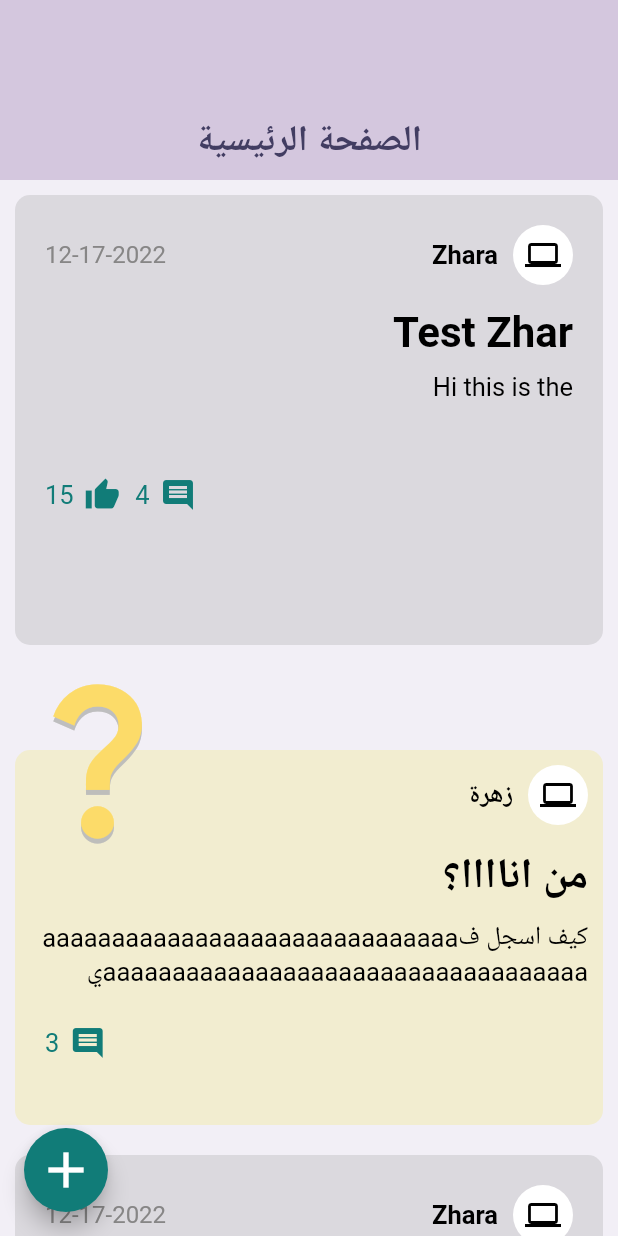
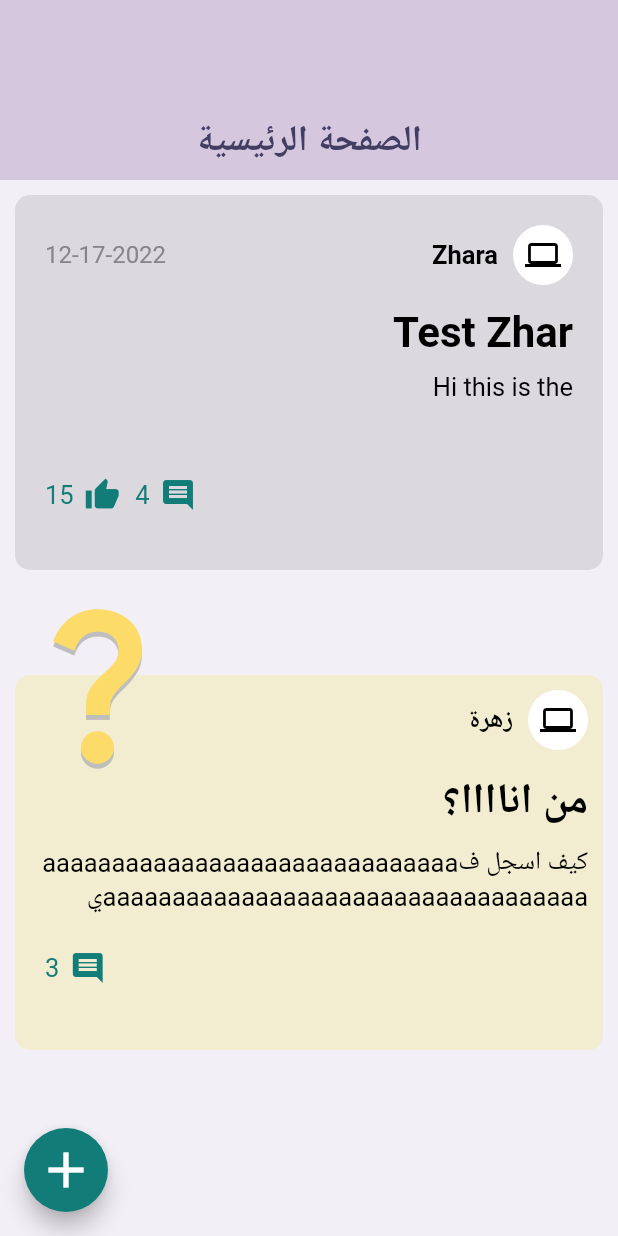
Before and after one commit to Khaled-alamri/Tuwaiq-Academy-Community-Application, a Flutter app: the HomeScreen screen opened directly, on a phone screen of 412 x 824 dp. Run offline on Flutter 3.47's test engine with Material 2 defaults, Android fonts, the phone set to English and light mode, and no system bars; our stand-ins replace auto_size_text, get, hexcolor, smooth_page_indicator.

Commit message:
homepage2

```diff
--- a/lib/Component/custom qution card.dart
+++ b/lib/Component/custom article card.dart
@@ -5,8 +5,8 @@ import 'package:flutter/src/widgets/container.dart';
 import 'package:flutter/src/widgets/framework.dart';
 import 'package:hexcolor/hexcolor.dart';
 
-class CustomQutionCard extends StatelessWidget {
-  const CustomQutionCard(
+class CustomArticleCard extends StatelessWidget {
+  const CustomArticleCard(
       {super.key,
       required this.cardDate,
       required this.commentCont,
@@ -25,7 +25,7 @@ class CustomQutionCard extends StatelessWidget {
   @override
   Widget build(BuildContext context) {
     return Container(
-      height: 300,
+      height:  250,
       margin: EdgeInsetsDirectional.all(10),
       padding: EdgeInsetsDirectional.all(20),
       decoration: BoxDecoration(
--- a/lib/View/home_screen.dart
+++ b/lib/View/home_screen.dart
@@ -1,6 +1,6 @@
 import 'package:final_project/Component/custom%20IconwithName.dart';
 import 'package:final_project/Component/custom%20contentText.dart';
-import 'package:final_project/Component/custom%20qution%20card.dart';
+import 'package:final_project/Component/custom%20article%20card.dart';
 import 'package:flutter/material.dart';
 import 'package:flutter/src/foundation/key.dart';
 import 'package:flutter/src/widgets/framework.dart';
@@ -106,7 +106,7 @@ class _HomeScreenState extends State<HomeScreen> {
               //     ],
               //   ),
               // ),
-              CustomQutionCard(
+              CustomArticleCard(
                   postTitle: "Test Zhar",
                   likeCont: 15,
                   PostBody: "Hi this is the ",
@@ -182,36 +182,7 @@ class _HomeScreenState extends State<HomeScreen> {
                   ],
                 ),
               ),
-              CustomQutionCard(
-                  postTitle: "Test Zhar",
-                  likeCont: 15,
-                  PostBody: "Hi this is the ",
-                  PostOwnrName: "Zhara",
-                  cardDate: "12-17-2022",
-                  commentCont: 4),
-              const SizedBox(
-                height: 50,
-              ),
-              CustomQutionCard(
-                  postTitle: "Test Zhar",
-                  likeCont: 15,
-                  PostBody: "Hi this is the ",
-                  PostOwnrName: "Zhara",
-                  cardDate: "12-17-2022",
-                  commentCont: 4),
-              const SizedBox(
-                height: 50,
-              ),
-              CustomQutionCard(
-                  postTitle: "Test Zhar",
-                  likeCont: 15,
-                  PostBody: "Hi this is the ",
-                  PostOwnrName: "Zhara",
-                  cardDate: "12-17-2022",
-                  commentCont: 4),
-              const SizedBox(
-                height: 50,
-              ),
+
             ],
           ),
         ),
```
Also changed, not shown: lib/Component/Custom Question card.dart (added, +86 -0 lines).
